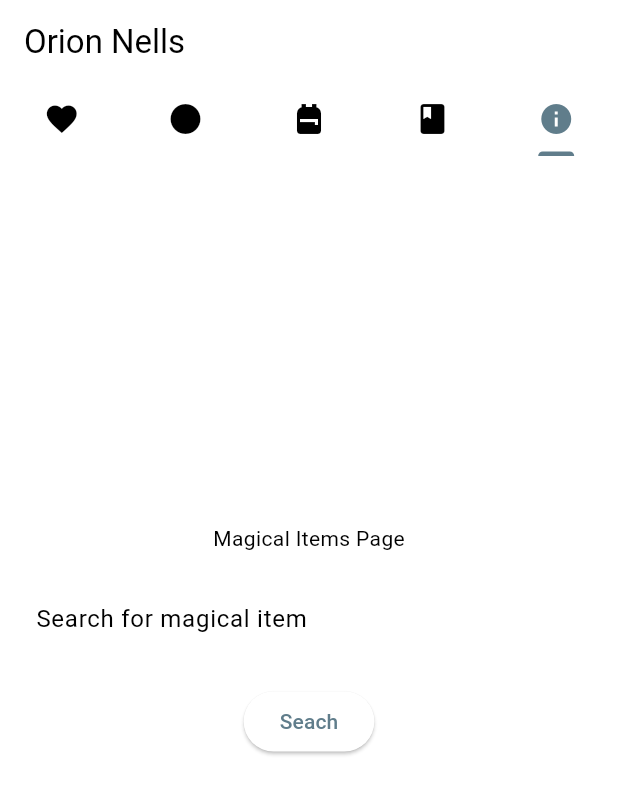
After one commit to miranda0129/dnd_character_manager, a Flutter app: the screen it shows after launch, tab 5 chosen, after a tap on "Seach", on a phone screen of 412 x 824 dp. The commit adds this screen. Shown: the top 794 px of the screen. Run offline on Flutter 3.47's test engine with Material 3 defaults, Android fonts, the phone set to English and light mode, and no system bars; network calls fail.

Commit message:
magic items search and inventory/spellbook tab templates

```diff
--- a/lib/main.dart
+++ b/lib/main.dart
@@ -1,6 +1,9 @@
+import 'package:dnd_character_manager/screens/inventory_widget.dart';
+import 'package:dnd_character_manager/screens/spellbook_widget.dart';
 import 'package:flutter/material.dart';
 import './screens/health_widget.dart';
 import './screens/ki_widget.dart';
+import './screens/magical_items_widget.dart';
 
 void main() {
   runApp(const MyApp());
@@ -39,13 +42,16 @@ class _MyHomePageState extends State<MyHomePage> {
     return LayoutBuilder(
       builder: (context, constraints) {
         return DefaultTabController(
-          length: 2,
+          length: 5,
           child: Scaffold(
             appBar: AppBar(
               bottom: const TabBar(
               tabs: [
                 Tab(icon: Icon(Icons.favorite)),
                 Tab(icon: Icon(Icons.circle)),
+                Tab(icon: Icon(Icons.backpack)),
+                Tab(icon:Icon(Icons.book)),
+                Tab(icon: Icon(Icons.info),)
               ]),
               title: const Text('Orion Nells'),
             ),
@@ -53,6 +59,9 @@ class _MyHomePageState extends State<MyHomePage> {
               children: [
                 HealthPage(),
                 KiPage(),
+                InventoryPage(),
+                SpellbookWidget(),
+                MagicalItemsPage(),
               ],
             )
           ),
--- a/lib/screens/health_widget.dart
+++ b/lib/screens/health_widget.dart
@@ -69,7 +69,7 @@ class _HealthPageState extends State<HealthPage> with AutomaticKeepAliveClientMi
                       keyboardType: TextInputType.number,
                       decoration: InputDecoration(
                           border: OutlineInputBorder(),
-                        hintText: 'Enter health modification',
+                        hintText: 'damage/health',
                       ),
                     ),
                   ),
@@ -82,7 +82,7 @@ class _HealthPageState extends State<HealthPage> with AutomaticKeepAliveClientMi
                     child: const Text('-')
                   ),
                 ].map((widget) => Padding(
-              padding: const EdgeInsets.all(16),
+              padding: const EdgeInsets.all(8),
               child: widget,
               )).toList(),
               ),
--- /dev/null
+++ b/lib/screens/magical_items_widget.dart
@@ -0,0 +1,132 @@
+import 'dart:convert';
+
+import 'package:flutter/material.dart';
+import 'package:http/http.dart' as http;
+
+class MagicalItemsPage extends StatefulWidget {
+  const MagicalItemsPage({super.key});
+
+  @override
+  State<MagicalItemsPage> createState() => _MagicalItemsPageState();
+}
+
+class _MagicalItemsPageState extends State<MagicalItemsPage> {
+  final searchField = TextEditingController();
+  String name = '';
+  String index = '';
+  String url = '';
+  String errorMessage = '';
+  List description = [];
+  List itemList = [];
+
+  String parseInput() {
+    return searchField.text.toLowerCase().replaceAll(" ", "-");
+  }
+
+  void fetchMagicItem() async {
+    String item = parseInput();
+    final response = await http
+      .get(Uri.parse('https://www.dnd5eapi.co/api/magic-items/$item'));
+    final responseJson = jsonDecode(response.body);
+
+
+      if (item != "" && response.statusCode == 200) {
+        setState(() {
+          name = responseJson['name'];
+          index = responseJson['index'];
+          url = responseJson['url'];
+          description = responseJson['desc'];
+        });
+      } else if (item == "" && response.statusCode == 200) {
+        setState(() {
+          itemList = responseJson['results'];
+        });
+      } else {
+        setState(() {
+          errorMessage = 'Error getting item';
+        });
+      }
+
+  }
+
+  @override
+  void dispose() {
+    searchField.dispose();
+    super.dispose();
+  }
+
+  @override
+  void initState() {
+    super.initState();
+  }
+
+  Widget getMagicItemWidget() {
+    // if (errorMessage.isNotEmpty) {
+    //   return Column(
+    //     children: [
+    //       Text(errorMessage),
+    //     ],
+    //   );
+    // } else if (itemList.isNotEmpty) {
+    //   return Column(
+    //     children: [
+    //       ListView.builder(
+    //       padding: const EdgeInsets.all(8),
+    //       itemCount: itemList.length,
+    //       itemBuilder: (BuildContext context, int index) {
+    //         return Container(
+    //           height: 50,
+    //           color: Colors.amber,
+    //           child: Center(child: Text('Entry ${itemList[index].toString()}')),
+    //         );
+    //           }
+    //         ),
+    //     ],
+    //   );
+    // } else {
+      return Column(
+        children: [
+          Text(name),
+          Padding(
+            padding: const EdgeInsets.all(8.0),
+            child: Text(description.toString().replaceAll("[", "").replaceAll("]", "")),
+          ),
+        ],
+      );
+    //}
+  }
+
+  @override
+  Widget build(BuildContext context) {
+    return Center(
+      child: Column(
+        mainAxisAlignment: MainAxisAlignment.center,
+        children: <Widget>[
+          const Text(
+            'Magical Items Page',
+          ),
+          SizedBox(
+            width: 400,
+            child: TextField(
+              controller: searchField,
+              decoration: InputDecoration(
+                border: OutlineInputBorder(),
+                hintText: 'Search for magical item',
+              ),
+            ),
+          ),
+          ElevatedButton(
+            onPressed: () {
+              fetchMagicItem();
+            },
+            child: const Text('Seach')
+          ),
+          getMagicItemWidget(),
+        ].map((widget) => Padding(
+          padding: const EdgeInsets.all(8),
+          child: widget,
+          )).toList(),
+      ),
+    );
+  }
+}
--- a/pubspec.yaml
+++ b/pubspec.yaml
@@ -35,6 +35,7 @@ dependencies:
   # The following adds the Cupertino Icons font to your application.
   # Use with the CupertinoIcons class for iOS style icons.
   cupertino_icons: ^1.0.2
+  http: ^1.2.0
 
 dev_dependencies:
   flutter_test:
```
Also changed, not shown: lib/screens/inventory_widget.dart (added, +24 -0 lines), lib/screens/spellbook_widget.dart (added, +24 -0 lines), lib/models/spell.dart (added), pubspec.lock, 2 other files.
